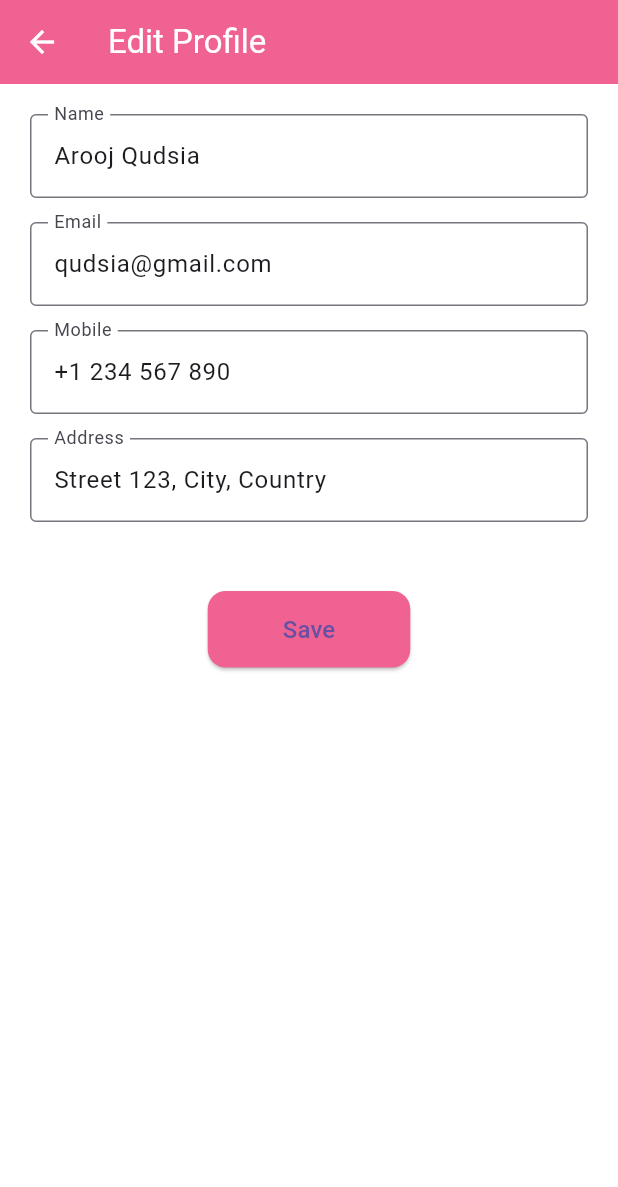
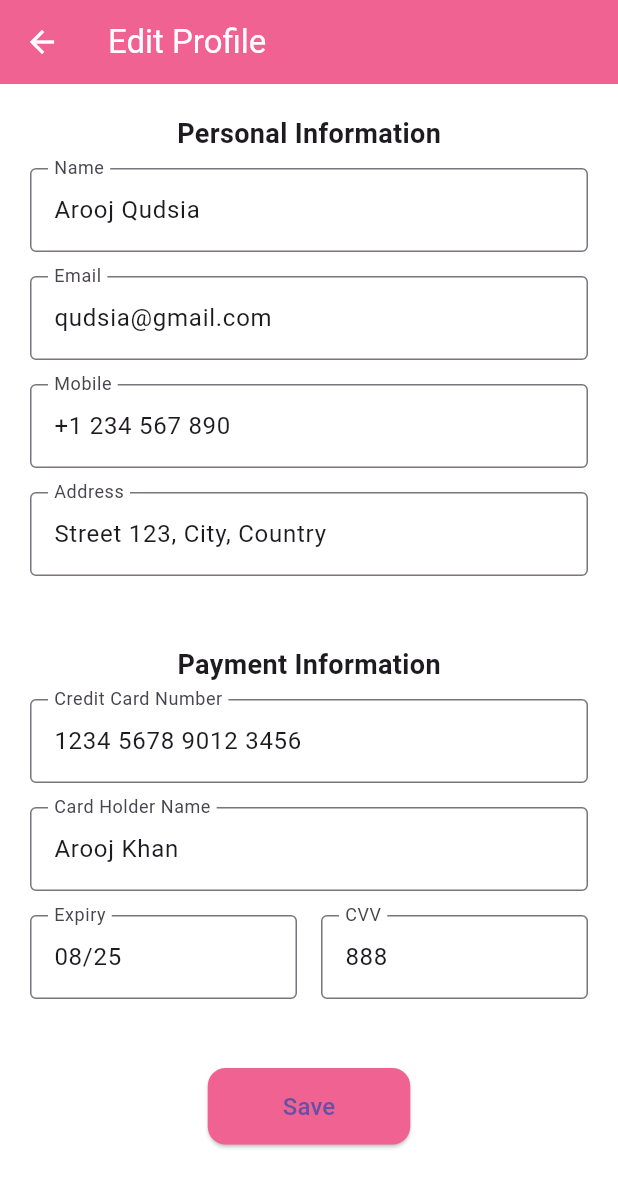
Before and after one commit to CodeLab66/Perfume-Store-in-Flutter, a Flutter app: the ProfileEditPage screen opened directly, on a phone screen of 412 x 824 dp. Shown: the top 1187 px of the screen. Run offline on Flutter 3.47's test engine with Material 3 defaults, Android fonts, the phone set to English and light mode, and no system bars.

Commit message:
edit payment info

```diff
--- a/perfume_ecommerce_store/lib/screens/profile_screen_edit.dart
+++ b/perfume_ecommerce_store/lib/screens/profile_screen_edit.dart
@@ -9,12 +9,22 @@ class ProfileEditPage extends StatefulWidget {
 
 class _ProfileEditPageState extends State<ProfileEditPage> {
   final _formKey = GlobalKey<FormState>();
+
+  // Personal Info Controllers
   final nameController = TextEditingController(text: "Arooj Qudsia");
   final emailController = TextEditingController(text: "qudsia@gmail.com");
   final phoneController = TextEditingController(text: "+1 234 567 890");
   final locationController = TextEditingController(
     text: "Street 123, City, Country",
   );
+
+  // Payment Info Controllers
+  final cardNumberController = TextEditingController(
+    text: "1234 5678 9012 3456",
+  );
+  final cardHolderController = TextEditingController(text: "Arooj Khan");
+  final expiryController = TextEditingController(text: "08/25");
+  final cvvController = TextEditingController(text: "888");
 
   @override
   Widget build(BuildContext context) {
@@ -24,21 +34,45 @@ class _ProfileEditPageState extends State<ProfileEditPage> {
         backgroundColor: Colors.pink[300],
         foregroundColor: Colors.white,
       ),
-      body: Padding(
+      body: SingleChildScrollView(
         padding: const EdgeInsets.all(20),
         child: Form(
           key: _formKey,
           child: Column(
             children: [
+              // Personal Info Section
+              const Text(
+                "Personal Information",
+                style: TextStyle(fontSize: 18, fontWeight: FontWeight.bold),
+              ),
+              const SizedBox(height: 10),
               _buildTextField("Name", nameController),
               _buildTextField("Email", emailController),
               _buildTextField("Mobile", phoneController),
               _buildTextField("Address", locationController),
               const SizedBox(height: 30),
+
+              // Payment Info Section
+              const Text(
+                "Payment Information",
+                style: TextStyle(fontSize: 18, fontWeight: FontWeight.bold),
+              ),
+              const SizedBox(height: 10),
+              _buildTextField("Credit Card Number", cardNumberController),
+              _buildTextField("Card Holder Name", cardHolderController),
+              Row(
+                children: [
+                  Expanded(child: _buildTextField("Expiry", expiryController)),
+                  const SizedBox(width: 16),
+                  Expanded(child: _buildTextField("CVV", cvvController)),
+                ],
+              ),
+              const SizedBox(height: 30),
+
               ElevatedButton(
                 onPressed: () {
                   if (_formKey.currentState!.validate()) {
-                    Navigator.pop(context); // Go back to the previous screen
+                    Navigator.pop(context); // Go back to previous screen
                   }
                 },
                 style: ElevatedButton.styleFrom(
```
